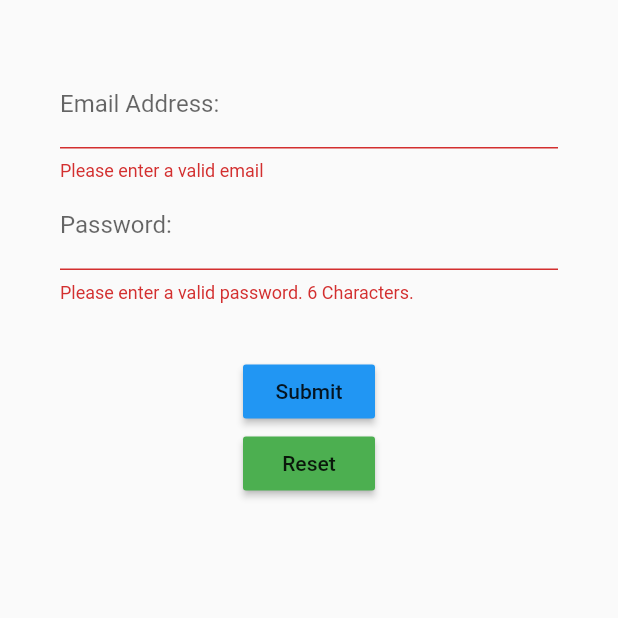
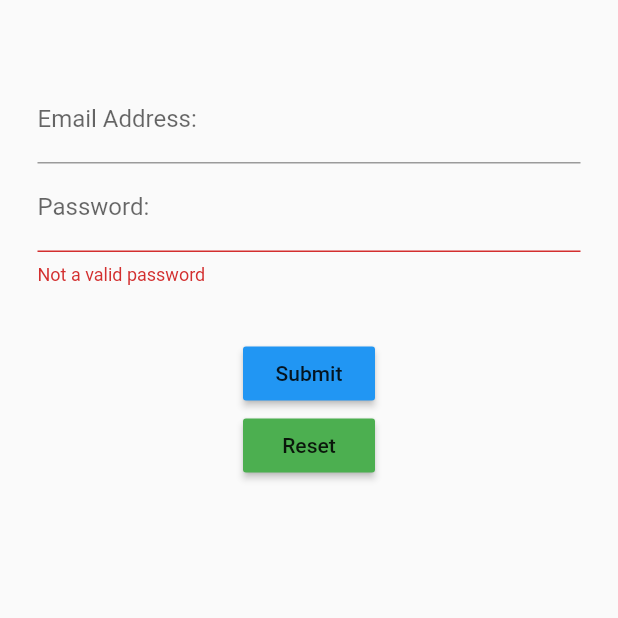
Before and after one commit to jrmarkham/flutter_login_bloc, a Flutter app: the screen it shows after launch, after a tap on "Submit", on a phone screen of 412 x 824 dp, the top half of it. Run offline on Flutter 3.47's test engine with Material 2 defaults, Android fonts, the phone set to English and light mode, and no system bars; statements that could not run were skipped.

Commit message:
validation w/ streams

```diff
--- a/lib/src/mixins/validation_mixin.dart
+++ /dev/null
@@ -1,24 +0,0 @@
-// DEPENDENCIES
-// DEV LIBS
-
-class ValidationMixin{
-
-  String validateEmail(String val) {
-    // return null on valid
-    // string on error
-
-    if (!val.contains('@')) {
-      return 'Please enter a valid email';
-    }
-    return null;
-  }
-
-  String validatePassword (String val) {
-    // return null on valid
-    // string on error
-    if (val.length < 6) {
-      return 'Please enter a valid password. 6 Characters. ';
-    }
-    return null;
-  }
-}
--- a/lib/src/screens/login_screen.dart
+++ b/lib/src/screens/login_screen.dart
@@ -1,86 +1,81 @@
 // DEPENDENCIES
 import 'package:flutter/material.dart';
 // DEV LIBS
-import '../mixins/validation_mixin.dart';
+import '../blocs/blocs.dart';
 
-class LoginScreen extends StatefulWidget {
-  createState() {
-    return LoginScreenState();
-  }
-}
+class LoginScreen extends StatelessWidget{
+  Widget build(context){
+    return Container(
+      margin: EdgeInsets.only(top:50.0, bottom: 25.0, left:25.0, right: 25.0),
 
-class LoginScreenState extends State<LoginScreen> with ValidationMixin{
-  final formKey = GlobalKey<FormState>();
-  String email = '';
-  String password = '';
-  Widget build(context) {
-    return Container(
-        margin: EdgeInsets.all(20.0),
-        padding: EdgeInsets.all(20.0),
-        child: Form(
-          key: formKey,
-          child: Column(
-            children: [
+      child:Column(
+        children: <Widget>[
+          // use Texfields not Forms
+
           emailField(),
           passwordField(),
           // USE CONTAIN FOR JUST MARGIN SPACING
           Container(margin: EdgeInsets.only(top: 35.0)),
           submitButton(),
           resetButton()
+
+
         ],
-          ),
-        ));
+      )
+    );
+  }
 }
 
+
+
 Widget emailField() {
-    return TextFormField(
+  return TextField(
       keyboardType: TextInputType.emailAddress,
       decoration: InputDecoration(
-            labelText: 'Email Address:', hintText: 'you@email.com'),
-        validator: validateEmail,
-        onSaved: (String val) {
-          email = val;
-          print('saved $val');
-        });
+          labelText: 'Email Address:',
+          hintText: 'you@email.com',
+          errorText: bloc.emailError
+      ),
+    onChanged: (newValue){
+        bloc.changeEmail(newValue);
+
+    },
+
+
+  );
 }
 
 Widget passwordField() {
-    return TextFormField(
-      //    off for testing
-      //    obscureText: true,
+  return TextField(
+    // off for testing
+    // obscureText: true,
     decoration: InputDecoration(
       labelText: 'Password:',
       hintText: 'Password',
+      errorText: 'Not a valid password'
     ),
-      validator: validatePassword,
-      onSaved: (String val) {
-        password = val;
-        print('saved $val');
+    onChanged:(event){
+
     },
+  );
+}
+
+Widget submitButton() {
+  return RaisedButton(
+    onPressed: () {
+      print('sumit');
+    },
+    color: Colors.blue,
+    child: Text('Submit'),
   );
 }
 
 Widget resetButton() {
   return RaisedButton(
     onPressed: () {
-        formKey.currentState.reset();
       print('reset');
     },
     color: Colors.green,
     child: Text('Reset'),
   );
 }
-
-  Widget submitButton() {
-    return RaisedButton(
-      onPressed: () {
-        if (formKey.currentState.validate()) {
-          formKey.currentState.save();
-          print('Time to post $email and $password to my api.');
-        }
-      },
-      color: Colors.blue,
-      child: Text('Submit'),
-    );
-  }
-}
```
Also changed, not shown: lib/src/blocs/blocs.dart (added, +21 -0 lines), lib/src/blocs/validators.dart (added, +22 -0 lines). Lines whose indentation alone changed are shown as unchanged.
